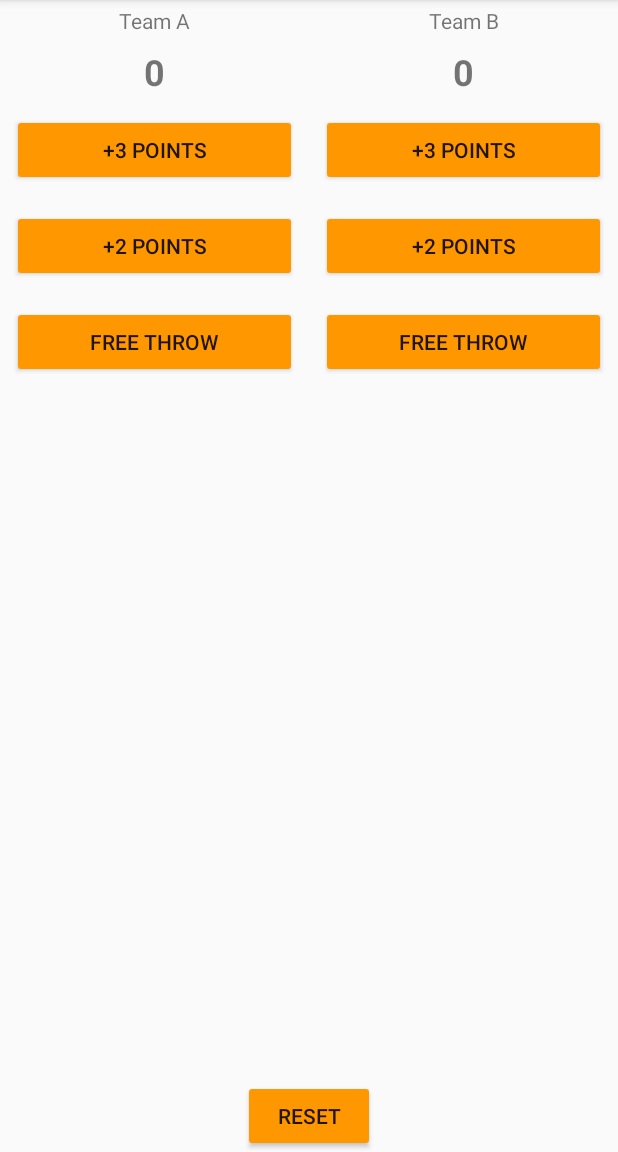
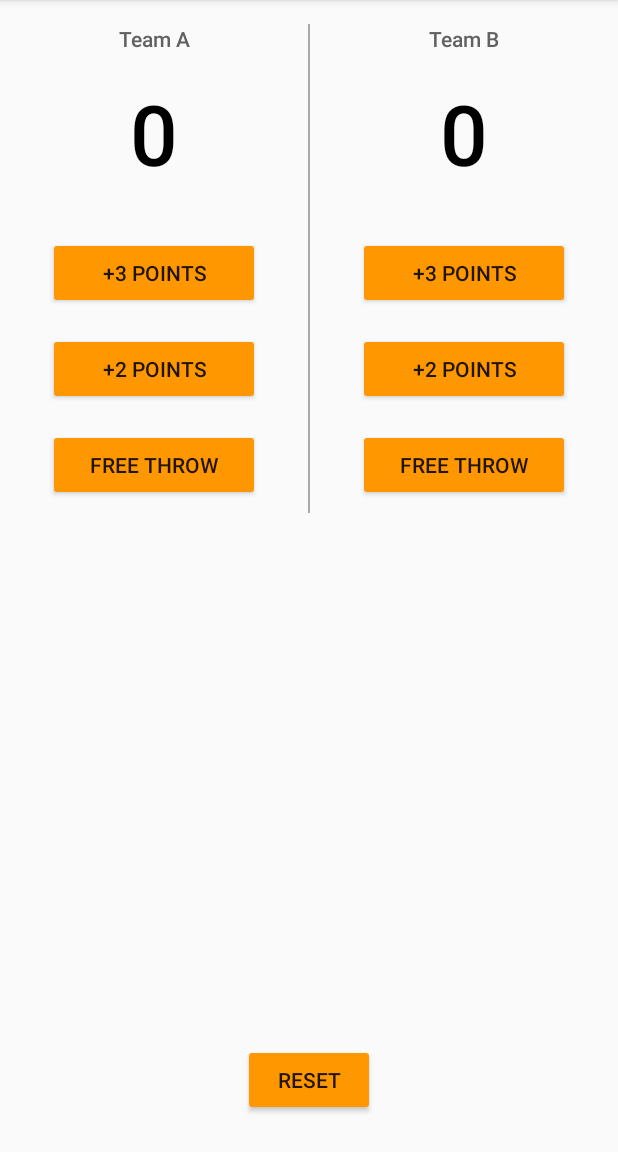
Before and after one commit to levontopalakian/AndroidStudioProjects, an Android app: the screen it shows after launch (MainActivity), on a phone screen of 412 x 824 dp, the part 84-1236 px from its top. Run offline under Robolectric (Android 15) with nearby library versions, the phone set to English and light mode, and no system bars.

Commit message:
final touches

```diff
--- a/CourtCounter/app/src/main/res/layout/activity_main.xml
+++ b/CourtCounter/app/src/main/res/layout/activity_main.xml
@@ -4,41 +4,48 @@
     xmlns:tools="http://schemas.android.com/tools"
     android:layout_width="match_parent"
     android:layout_height="match_parent"
-    tools:context=".MainActivity"
-    android:orientation="vertical">
+    android:orientation="vertical"
+    tools:context=".MainActivity">
 
     <LinearLayout
         android:layout_width="match_parent"
         android:layout_height="wrap_content"
-        tools:context=".MainActivity"
-        android:orientation="horizontal">
+        android:orientation="horizontal"
+        tools:context=".MainActivity">
 
         <LinearLayout
             android:layout_width="wrap_content"
             android:layout_height="wrap_content"
+            android:layout_marginLeft="24dp"
+            android:layout_marginRight="24dp"
             android:layout_weight="1"
             android:orientation="vertical">
 
             <TextView
                 android:layout_width="match_parent"
                 android:layout_height="wrap_content"
+                android:fontFamily="sans-serif-medium"
                 android:gravity="center"
-                android:padding="4dp"
-                android:text="Team A" />
+                android:padding="16dp"
+                android:text="Team A"
+                android:textColor="#616161"
+                android:textSize="14sp" />
 
             <TextView
                 android:id="@+id/team_a_score"
                 android:layout_width="match_parent"
                 android:layout_height="wrap_content"
+                android:fontFamily="sans-serif-light"
                 android:gravity="center"
-                android:padding="4dp"
-                android:textSize="24dp"
-                android:textStyle="bold"
-                android:text="0" />
+                android:paddingBottom="24dp"
+                android:text="0"
+                android:textColor="#000000"
+                android:textSize="56sp"
+                android:textStyle="bold" />
 
             <Button
                 android:layout_width="match_parent"
-                android:layout_height="wrap_content"
+                android:layout_height="match_parent"
                 android:layout_margin="8dp"
                 android:onClick="threepointsA"
                 android:text="+3 Points" />
@@ -58,29 +65,43 @@
                 android:text="Free Throw" />
         </LinearLayout>
 
+        <View
+            android:id="@+id/myview"
+            android:layout_width="1dp"
+            android:layout_height="match_parent"
+            android:layout_marginTop="16dp"
+            android:background="@android:color/darker_gray" />
+
         <LinearLayout
             android:layout_width="wrap_content"
             android:layout_height="wrap_content"
+            android:layout_marginLeft="24dp"
+            android:layout_marginRight="24dp"
             android:layout_weight="1"
-            android:orientation="vertical">>
+            android:orientation="vertical">
 
             <TextView
                 android:layout_width="match_parent"
                 android:layout_height="wrap_content"
+                android:fontFamily="sans-serif-medium"
                 android:gravity="center"
-                android:padding="4dp"
-                android:text="Team B" />
+                android:padding="16dp"
+                android:text="Team B"
+                android:textColor="#616161"
+                android:textSize="14sp" />
 
             <TextView
                 android:id="@+id/team_b_score"
                 android:layout_width="match_parent"
                 android:layout_height="wrap_content"
+                android:fontFamily="sans-serif-light"
                 android:gravity="center"
-                android:padding="4dp"
-                android:textSize="24dp"
-                android:textStyle="bold"
+                android:paddingBottom="24dp"
+                android:text="0"
+                android:textColor="#000000"
 
-                android:text="0" />
+                android:textSize="56sp"
+                android:textStyle="bold" />
 
             <Button
                 android:layout_width="match_parent"
@@ -109,11 +130,12 @@
     <Button
         android:layout_width="wrap_content"
         android:layout_height="wrap_content"
+        android:layout_alignParentBottom="true"
+        android:layout_centerHorizontal="true"
         android:layout_gravity="center_horizontal"
+        android:layout_marginBottom="24dp"
         android:layout_weight="0"
         android:onClick="reset"
-        android:layout_alignParentBottom="true"
-        android:layout_centerHorizontal="true"
         android:text="Reset" />
 
 </RelativeLayout>
```
